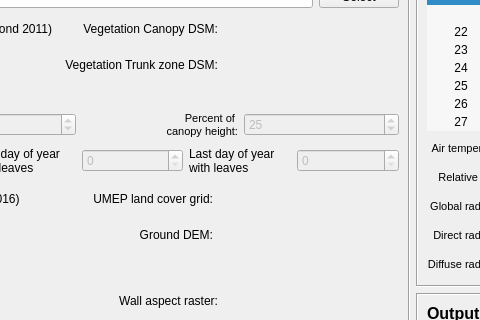
First picture: the form in SOLWEIG/solweig_dialog_base.ui, repository UMEP-dev/UMEP, before the edit; both pictures show x 264 to 744 and y 119 to 439 of the 1256 by 758 pixel window.
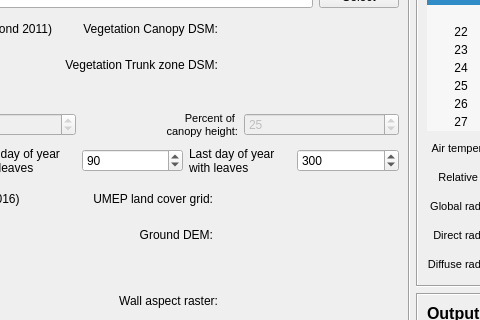
Second picture: the form after the edit.

The edit to the form file:
```diff
--- a/SOLWEIG/solweig_dialog_base.ui
+++ b/SOLWEIG/solweig_dialog_base.ui
@@ -1344,12 +1344,15 @@
               <item>
                <widget class="QSpinBox" name="spinBoxFirstDay">
                 <property name="enabled">
-                 <bool>false</bool>
+                 <bool>true</bool>
                 </property>
                 <property name="maximum">
                  <number>366</number>
                 </property>
                 <property name="singleStep">
+                 <number>1</number>
+                </property>
+                <property name="value">
                  <number>90</number>
                 </property>
                </widget>
@@ -1369,12 +1372,15 @@
               <item>
                <widget class="QSpinBox" name="spinBoxLastDay">
                 <property name="enabled">
-                 <bool>false</bool>
+                 <bool>true</bool>
                 </property>
                 <property name="maximum">
                  <number>366</number>
                 </property>
                 <property name="singleStep">
+                 <number>1</number>
+                </property>
+                <property name="value">
                  <number>300</number>
                 </property>
                </widget>
```
Left out of the diff: 4 changed lines with no effect on the pictures.
